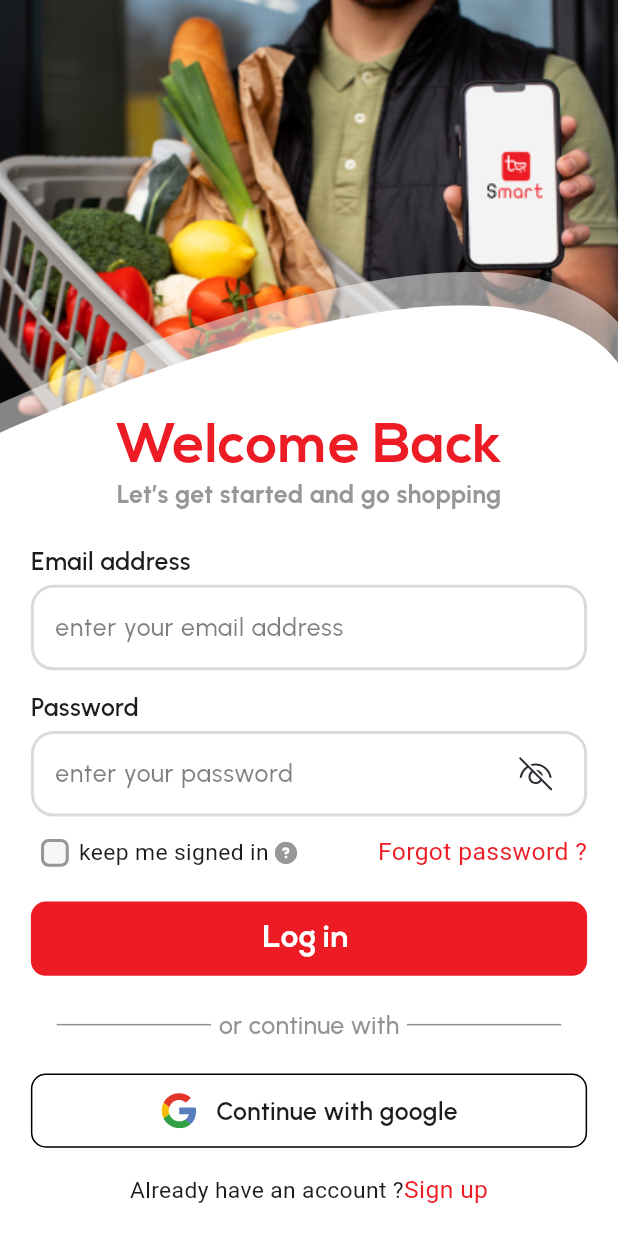
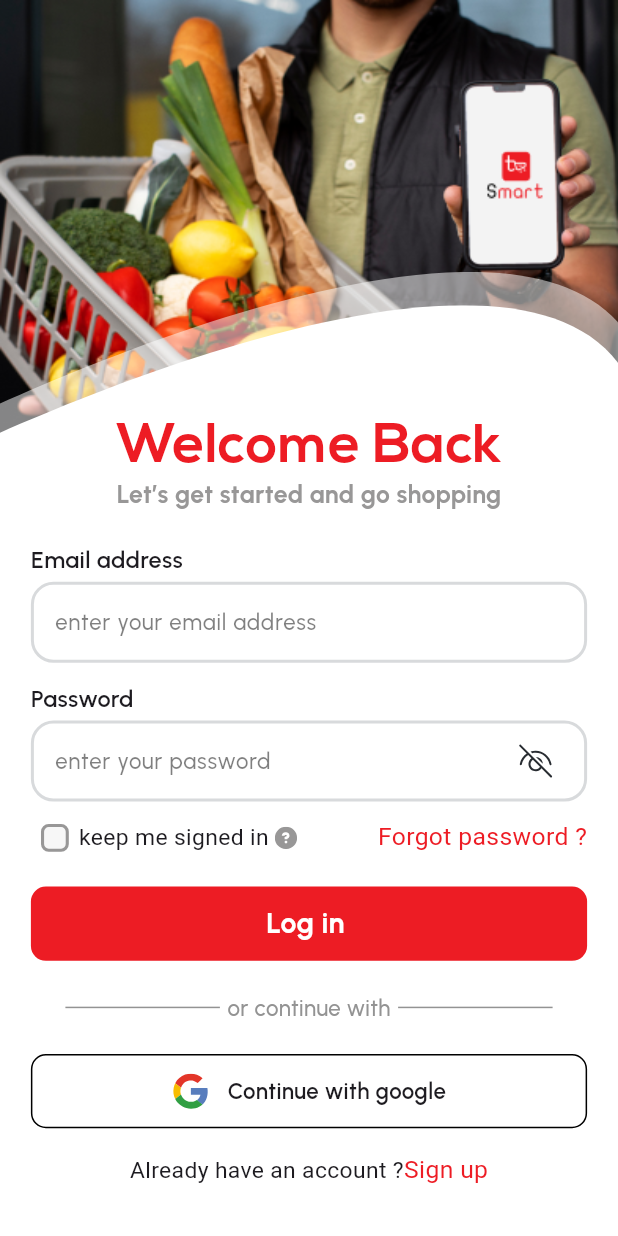
Before and after one commit to AmiraElrefaee/smart-mart-, a Flutter app: the screen it shows after launch, after a tap on "Next", after a tap on "Skip", on a phone screen of 412 x 824 dp. Run offline on Flutter 3.47's test engine with Material 3 defaults, Android fonts, the light colour scheme and no system bars; our stand-ins replace flutter_svg, font_awesome_flutter, go_router.

Commit message:
finsih modify the design to be responsive2

```diff
--- a/lib/features/login/presentation/views/widgets/custom_botton.dart
+++ b/lib/features/login/presentation/views/widgets/custom_botton.dart
@@ -29,8 +29,8 @@ final Color colorText;
               borderRadius: BorderRadius.circular(10)
           ),
           child: Text(text, style:
-          Styles.NexaBold24.copyWith(color: colorText,
-          fontSize: MediaQuery.of(context).size.width*.05
+          Styles.Urbanist20.copyWith(color: colorText,
+          fontSize:MediaQuery.of(context).size.height*.023,
           ),)),
     );
   }
--- a/lib/features/login/presentation/views/widgets/custom_text_form_field_password.dart
+++ b/lib/features/login/presentation/views/widgets/custom_text_form_field_password.dart
@@ -42,7 +42,7 @@ bool obscureText=true ;
 
       maxLines: widget.maxlines,
       style:Styles.Urbanist16.copyWith(color: Colors.black,
-        fontSize: MediaQuery.of(context).size.width*.04,
+        fontSize: MediaQuery.of(context).size.height*.018,
       fontWeight: FontWeight.w500
       ),
       // cursorColor: kprimaryColor,
@@ -84,7 +84,7 @@ bool obscureText=true ;
         hintStyle: Styles.Urbanist20.copyWith(
             color: Colors.black.withOpacity(0.5),
         fontWeight: FontWeight.w500,
-        fontSize: MediaQuery.of(context).size.width*.04
+        fontSize: MediaQuery.of(context).size.height*.018,
         // fontSize: MediaQuery.of(context).size.width*0001
         ),
         border: buildBorder(),
--- a/lib/features/login/presentation/views/widgets/custom_text_form_filed.dart
+++ b/lib/features/login/presentation/views/widgets/custom_text_form_filed.dart
@@ -29,7 +29,7 @@ class CustomTextFormFiled extends StatelessWidget {
 
       maxLines: maxlines,
       style:Styles.Urbanist20.copyWith(
-          fontSize: MediaQuery.of(context).size.width*.04,
+          fontSize: MediaQuery.of(context).size.height*.018,
           color: Colors.black,fontWeight: FontWeight.w500),
       // cursorColor: kprimaryColor,
       decoration: InputDecoration(
@@ -38,7 +38,7 @@ class CustomTextFormFiled extends StatelessWidget {
           hintText:hint,
           hintStyle: Styles.Urbanist20.copyWith(
             color: Colors.black.withOpacity(0.5),
-              fontSize: MediaQuery.of(context).size.width*.04,
+              fontSize: MediaQuery.of(context).size.height*.018,
             fontWeight: FontWeight.w500
           ),
           border: buildBorder(),
--- a/lib/features/login/presentation/views/widgets/section_google_botton.dart
+++ b/lib/features/login/presentation/views/widgets/section_google_botton.dart
@@ -37,7 +37,7 @@ class SectionGoogleBotton extends StatelessWidget {
               Text('Continue with google', style:
               Styles.Urbanist20.copyWith(
                 fontWeight: FontWeight.w600,
-                  fontSize: MediaQuery.of(context).size.width*.04
+                  fontSize: MediaQuery.of(context).size.height*.018,
               ),),
             ],
           )),
--- a/lib/features/login/presentation/views/widgets/separate_line_section.dart
+++ b/lib/features/login/presentation/views/widgets/separate_line_section.dart
@@ -27,7 +27,7 @@ class SeparateLineSection extends StatelessWidget {
           child: Text('or continue with',
           style: Styles.Urbanist16.copyWith(
             fontWeight: FontWeight.w500,
-            fontSize:  MediaQuery.of(context).size.width * .04
+            fontSize: MediaQuery.of(context).size.height*.018,
           ),
           ),
         ),
--- a/lib/features/login/presentation/views/widgets/side_title_section.dart
+++ b/lib/features/login/presentation/views/widgets/side_title_section.dart
@@ -13,7 +13,7 @@ class SideTitleSection extends StatelessWidget {
       padding:  EdgeInsets.only(bottom:  MediaQuery.of(context).size.width*.01),
       child: Text(text,style: Styles.Urbanist15.copyWith(
           fontWeight: FontWeight.w600,
-          fontSize: MediaQuery.of(context).size.width*.04
+          fontSize:MediaQuery.of(context).size.height*.019,
       )
       ),
     );
```
